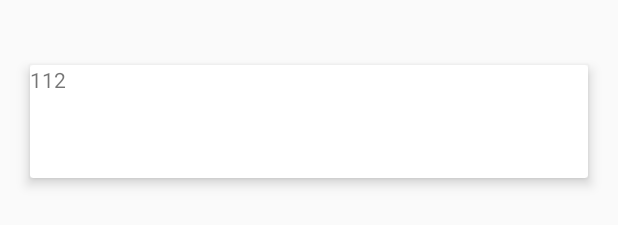
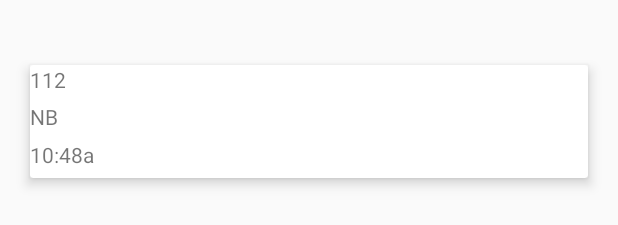
Before and after one commit to tagniam/DRT-Live, an Android app: the layout card_schedule.xml on its own in the app's theme, with its tools: preview values and no code run, on a phone screen of 412 x 824 dp. Shown: the part 496-721 px from the top of the screen. Run offline under Robolectric (Android 15) with nearby library versions, the phone set to English and light mode, and no system bars.

Commit message:
Add direction and times to schedule card

```diff
--- a/app/src/main/java/com/tagniam/drtsms/schedule/adapter/ScheduleAdapter.java
+++ b/app/src/main/java/com/tagniam/drtsms/schedule/adapter/ScheduleAdapter.java
@@ -44,6 +44,8 @@ public class ScheduleAdapter extends RecyclerView.Adapter<ScheduleAdapter.BusTim
   @Override
   public void onBindViewHolder(BusTimeHolder holder, int position) {
     holder.route.setText(busTimes.get(position).getRoute());
+    holder.direction.setText(busTimes.get(position).getDirection());
+    holder.times.setText(busTimes.get(position).getTimes().toString());
   }
 
   /**
@@ -60,10 +62,14 @@ public class ScheduleAdapter extends RecyclerView.Adapter<ScheduleAdapter.BusTim
    */
   static class BusTimeHolder extends RecyclerView.ViewHolder {
     TextView route;
+    TextView direction;
+    TextView times;
 
     BusTimeHolder(View itemView) {
       super(itemView);
       route = itemView.findViewById(R.id.route);
+      direction = itemView.findViewById(R.id.direction);
+      times = itemView.findViewById(R.id.times);
     }
   }
 }
--- a/app/src/main/res/layout/card_schedule.xml
+++ b/app/src/main/res/layout/card_schedule.xml
@@ -9,11 +9,31 @@
     xmlns:android="http://schemas.android.com/apk/res/android"
     xmlns:card_view="http://schemas.android.com/apk/res-auto">
 
-    <TextView
-        android:id="@+id/route"
-        android:layout_width="wrap_content"
-        android:layout_height="wrap_content"
-        android:layout_weight="1"
-        android:text="112" />
+    <LinearLayout
+        android:layout_width="match_parent"
+        android:layout_height="match_parent"
+        android:orientation="vertical">
+
+        <TextView
+            android:id="@+id/route"
+            android:layout_width="match_parent"
+            android:layout_height="wrap_content"
+            android:layout_weight="1"
+            android:text="112" />
+
+        <TextView
+            android:id="@+id/direction"
+            android:layout_width="match_parent"
+            android:layout_height="wrap_content"
+            android:layout_weight="1"
+            android:text="NB" />
+
+        <TextView
+            android:id="@+id/times"
+            android:layout_width="match_parent"
+            android:layout_height="wrap_content"
+            android:layout_weight="1"
+            android:text="10:48a" />
+    </LinearLayout>
 
 </android.support.v7.widget.CardView>
```
